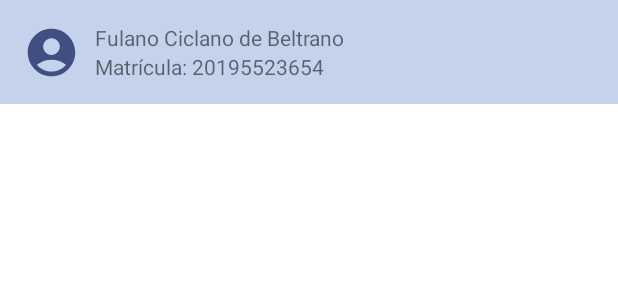
After one commit to perotedev/SIGAA_Mobile, an Android app: the layout expandable_header_menu.xml on its own in the app's theme, with its tools: preview values and no code run, on a phone screen of 412 x 824 dp. The commit adds this screen. Shown: the top 300 px of the screen. Run offline under Robolectric (Android 15) with nearby library versions, the phone set to English and light mode, and no system bars.

Commit message:
Setando tema do app

```diff
--- a/app/build.gradle
+++ b/app/build.gradle
@@ -35,6 +35,8 @@ dependencies {
     implementation 'androidx.constraintlayout:constraintlayout:2.1.4'
     implementation 'androidx.lifecycle:lifecycle-livedata-ktx:2.5.1'
     implementation 'androidx.lifecycle:lifecycle-viewmodel-ktx:2.5.1'
+    implementation 'com.google.android.material:material:1.7.0'
+    implementation 'com.robertlevonyan.view:MaterialExpansionPanel:2.1.3'
     annotationProcessor 'org.projectlombok:lombok:1.18.24'
     testAnnotationProcessor 'org.projectlombok:lombok:1.18.24'
     testImplementation 'junit:junit:4.13.2'
--- /dev/null
+++ b/app/src/main/res/drawable/ic_baseline_account_circle_24.xml
@@ -0,0 +1,5 @@
+<vector android:autoMirrored="true" android:height="24dp"
+    android:tint="#000000" android:viewportHeight="24"
+    android:viewportWidth="24" android:width="24dp" xmlns:android="http://schemas.android.com/apk/res/android">
+    <path android:fillColor="@android:color/white" android:pathData="M12,2C6.48,2 2,6.48 2,12s4.48,10 10,10s10,-4.48 10,-10S17.52,2 12,2zM12,6c1.93,0 3.5,1.57 3.5,3.5S13.93,13 12,13s-3.5,-1.57 -3.5,-3.5S10.07,6 12,6zM12,20c-2.03,0 -4.43,-0.82 -6.14,-2.88C7.55,15.8 9.68,15 12,15s4.45,0.8 6.14,2.12C16.43,19.18 14.03,20 12,20z"/>
+</vector>
--- /dev/null
+++ b/app/src/main/res/layout/expandable_header_menu.xml
@@ -0,0 +1,50 @@
+<?xml version="1.0" encoding="utf-8"?>
+<androidx.constraintlayout.widget.ConstraintLayout
+    xmlns:android="http://schemas.android.com/apk/res/android"
+    xmlns:tools="http://schemas.android.com/tools"
+    android:layout_width="match_parent"
+    android:layout_height="wrap_content"
+    android:id="@+id/expandable_header_menu"
+    xmlns:app="http://schemas.android.com/apk/res-auto"
+    android:background="?colorOnBackground">
+
+    <ImageView
+        android:id="@+id/imageViewExpandableHeader"
+        android:layout_width="38dp"
+        android:layout_height="38dp"
+        app:layout_constraintBottom_toBottomOf="parent"
+        app:layout_constraintEnd_toStartOf="@+id/textViewExpandableHeader1"
+        app:layout_constraintStart_toStartOf="parent"
+        app:layout_constraintTop_toTopOf="parent"
+        android:layout_marginStart="15dp"
+        android:tint="?colorAccent"
+        app:srcCompat="@drawable/ic_baseline_account_circle_24"
+        tools:ignore="UseAppTint" />
+
+    <TextView
+        android:id="@+id/textViewExpandableHeader1"
+        android:layout_width="0dp"
+        android:layout_height="wrap_content"
+        android:layout_marginTop="15dp"
+        android:layout_marginStart="10dp"
+        android:layout_marginEnd="50dp"
+        android:text="@string/menufragment"
+        app:layout_constraintBottom_toTopOf="@+id/textViewExpandableHeader2"
+        app:layout_constraintEnd_toEndOf="parent"
+        app:layout_constraintStart_toEndOf="@+id/imageViewExpandableHeader"
+        app:layout_constraintTop_toTopOf="parent" />
+
+    <TextView
+        android:id="@+id/textViewExpandableHeader2"
+        android:layout_width="0dp"
+        android:layout_height="wrap_content"
+        android:layout_marginBottom="15dp"
+        android:layout_marginStart="10dp"
+        android:layout_marginEnd="50dp"
+        android:text="@string/matricula"
+        app:layout_constraintBottom_toBottomOf="parent"
+        app:layout_constraintEnd_toEndOf="parent"
+        app:layout_constraintStart_toEndOf="@+id/imageViewExpandableHeader"
+        app:layout_constraintTop_toBottomOf="@+id/textViewExpandableHeader1" />
+
+</androidx.constraintlayout.widget.ConstraintLayout>
--- a/app/src/main/res/values-night/themes.xml
+++ b/app/src/main/res/values-night/themes.xml
@@ -4,11 +4,14 @@
         <!-- Primary brand color. -->
         <item name="colorPrimary">@color/blueSigaa</item>
         <item name="colorOnPrimary">@color/black</item>
+        <item name="colorButtonNormal">@color/bg_dark</item>
         <!-- Secondary brand color. -->
         <item name="colorSecondary">@color/blueSecondarySigaa</item>
         <item name="colorOnSecondary">@color/black</item>
         <!-- Status bar color. -->
         <item name="android:statusBarColor">?attr/colorPrimary</item>
         <!-- Customize your theme here. -->
-    </style>
+        <item name="colorOnBackground">?attr/colorButtonNormal</item>
+        <item name="colorAccent">@color/white</item>
+    </style>s
 </resources>
--- a/app/src/main/res/values/colors.xml
+++ b/app/src/main/res/values/colors.xml
@@ -7,4 +7,5 @@
     <color name="black">#FF000000</color>
     <color name="white">#FFFFFFFF</color>
     <color name="bg_dark">#2c2c2c</color>
+    <color name="transparent">#80000000</color>
 </resources>
--- a/app/src/main/res/values/strings.xml
+++ b/app/src/main/res/values/strings.xml
@@ -1,3 +1,5 @@
 <resources>
     <string name="app_name">SIGAA Mobile</string>
+    <string name="menufragment">Fulano Ciclano de Beltrano</string>
+    <string name="matricula">Matrícula: 20195523654</string>
 </resources>
--- a/app/src/main/res/values/themes.xml
+++ b/app/src/main/res/values/themes.xml
@@ -4,11 +4,14 @@
         <!-- Primary brand color. -->
         <item name="colorPrimary">@color/blueSigaa</item>
         <item name="colorOnPrimary">@color/white</item>
+        <item name="colorButtonNormal">?attr/colorPrimary</item>
         <!-- Secondary brand color. -->
         <item name="colorSecondary">@color/blueSecondarySigaa</item>
         <item name="colorOnSecondary">@color/black</item>
         <!-- Status bar color. -->
         <item name="android:statusBarColor">?attr/colorPrimary</item>
         <!-- Customize your theme here. -->
+        <item name="colorOnBackground">@color/blueSecondarySigaa</item>
+        <item name="colorAccent">?attr/colorPrimary</item>
     </style>
 </resources>
```
Also changed, not shown: app/src/main/res/layout/expandable_content_menu.xml (added, +32 -0 lines), app/src/main/res/layout/fragment_menu.xml (+30 -13 lines).
